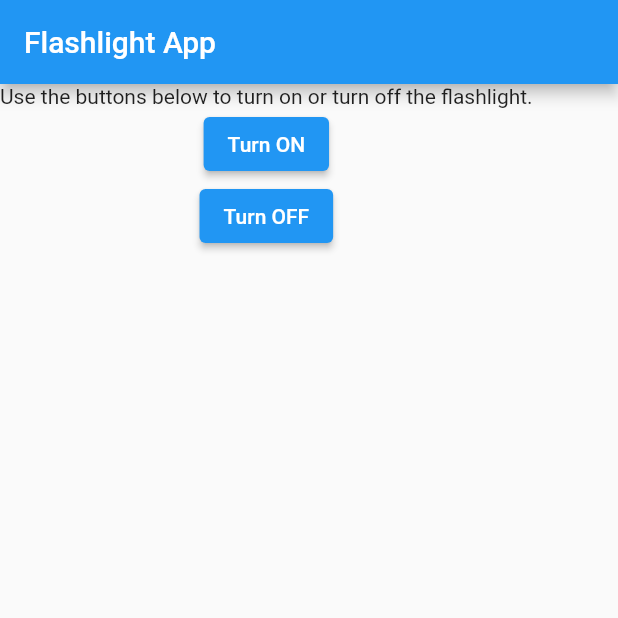
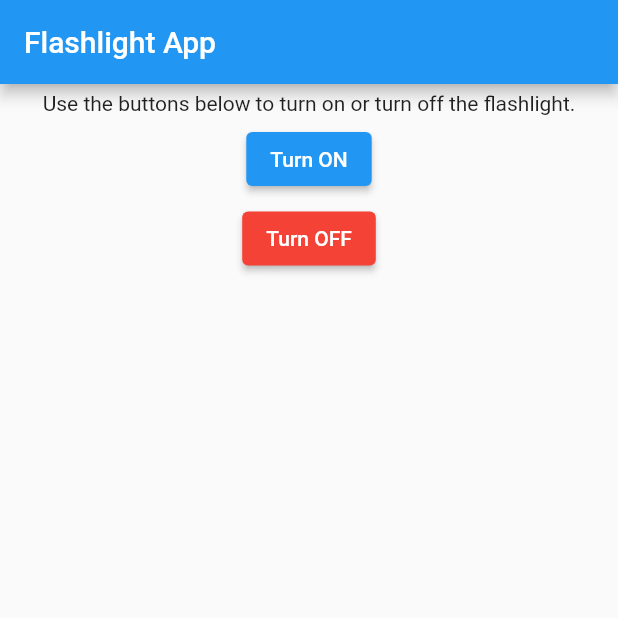
Before and after one commit to lecfy/flashlightapp, a Flutter app: the screen it shows after launch, after a tap on "Turn OFF", on a phone screen of 412 x 824 dp, the top half of it. Run offline on Flutter 3.47's test engine with Material 2 defaults, Android fonts, the phone set to English and light mode, and no system bars; missing offline and left inert: flashlight.

Commit message:
improve style

```diff
--- a/lib/main.dart
+++ b/lib/main.dart
@@ -42,15 +42,25 @@ class _MyHomePageState extends State<MyHomePage> {
       appBar: AppBar(
         title: Text('Flashlight App'),
       ),
-      body: Column(children: [
-        Text('Use the buttons below to turn on or turn off the flashlight.'),
-        ElevatedButton(onPressed: (){
-          Flashlight.lightOn();
-        }, child: const Text("Turn ON")),
-        ElevatedButton(onPressed: (){
-          Flashlight.lightOff();
-        }, child: const Text("Turn OFF")),
-      ],),
+      body: Container(
+        alignment: Alignment.center,
+        child: myButtons(),
+      )
     );
   }
 }
+
+Widget myButtons(){
+  return Column(children: [
+    const SizedBox(height: 5),
+    Text('Use the buttons below to turn on or turn off the flashlight.'),
+    const SizedBox(height: 5),
+    ElevatedButton(onPressed: (){
+      Flashlight.lightOn();
+    }, child: const Text("Turn ON")),
+    const SizedBox(height: 5),
+    ElevatedButton(onPressed: (){
+      Flashlight.lightOff();
+    }, child: const Text("Turn OFF"), style: ButtonStyle(backgroundColor: MaterialStateProperty.all(Colors.red)),),
+  ],);
+}
```
